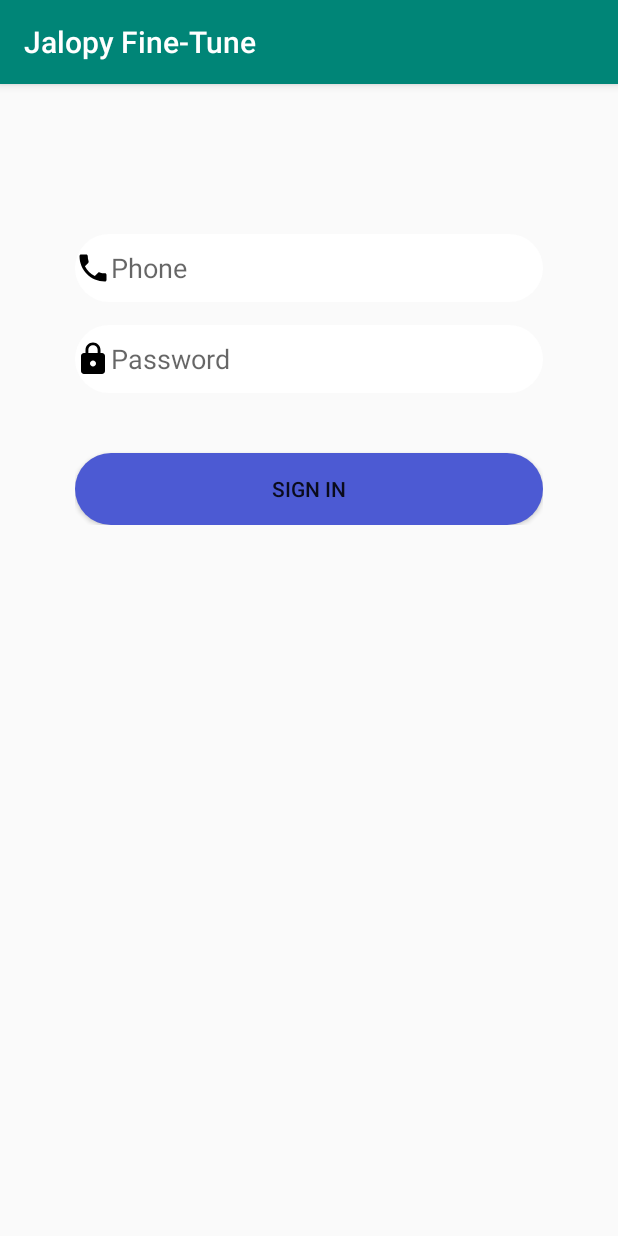
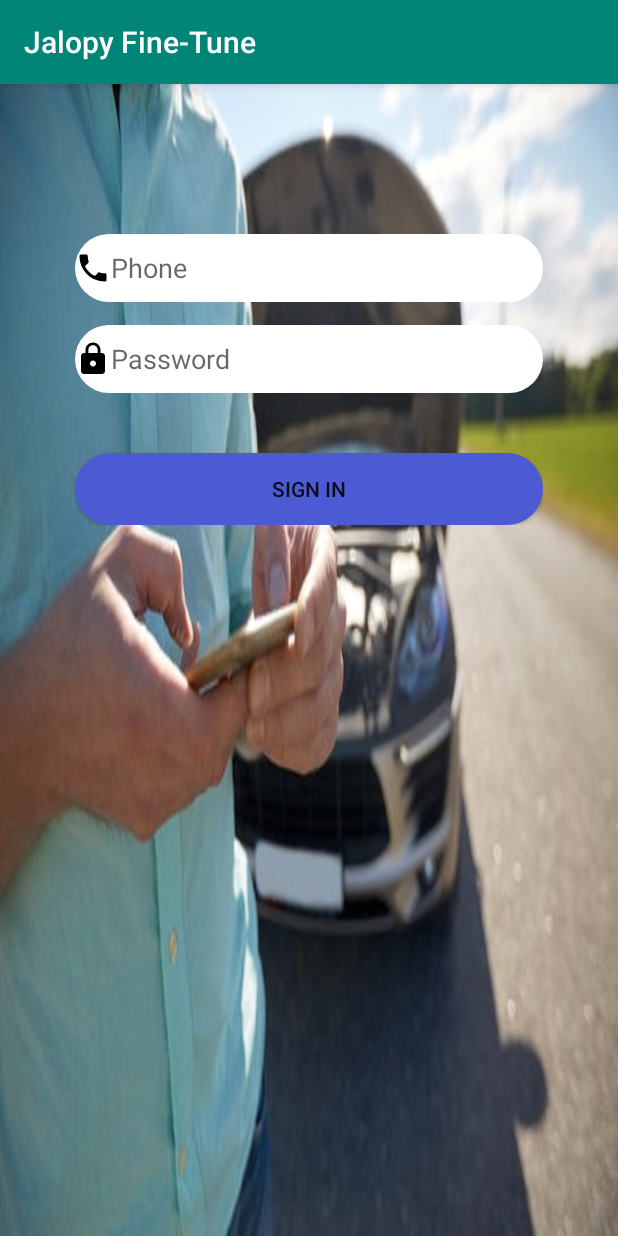
Before and after one commit to Itians786/Final-Year-Project, an Android app: the SignIn screen opened directly, with no data from a screen before it, on a phone screen of 412 x 824 dp. Run offline under Robolectric (Android 15) with nearby library versions, the phone set to English and light mode, and no system bars.

Commit message:
This is Final year project

```diff
--- a/app/src/main/res/layout/activity_sign_in.xml
+++ b/app/src/main/res/layout/activity_sign_in.xml
@@ -4,6 +4,7 @@
     xmlns:tools="http://schemas.android.com/tools"
     android:layout_width="match_parent"
     android:layout_height="match_parent"
+    android:background="@drawable/signin"
     tools:context=".SignIn">
     <LinearLayout
         android:layout_width="match_parent"
```
Also changed, not shown: app/src/main/res/drawable/signin.jpg (added).
